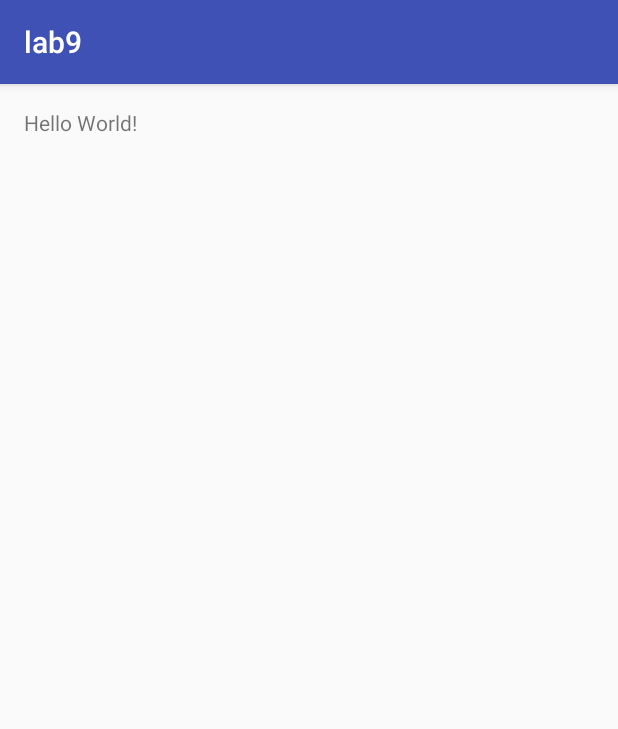
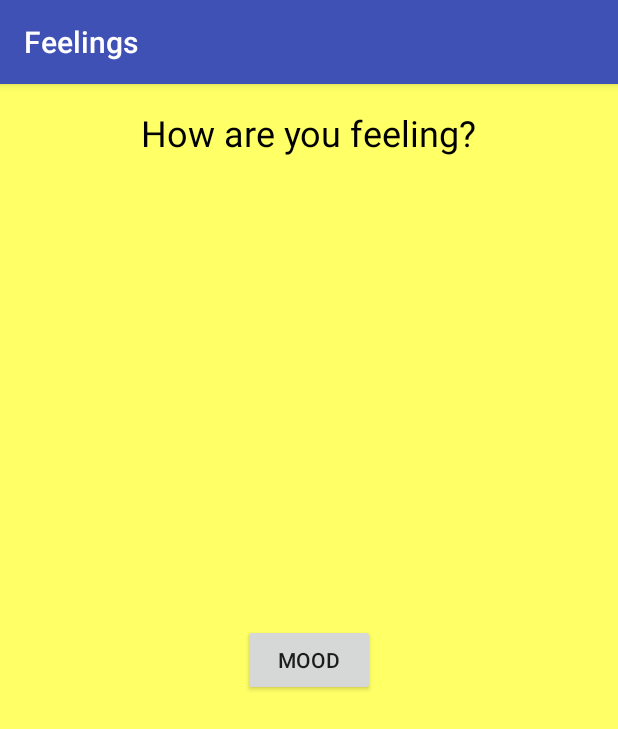
Before and after one commit to qubick/MAD2015, an Android app: the screen it shows after launch (MainActivity), on a phone screen of 412 x 824 dp. Shown: the top 729 px of the screen. Run offline under Robolectric (Android 15) with nearby library versions, the phone set to English and light mode, and no system bars.

Commit message:
textview conencted resource

```diff
--- a/lab9/app/src/main/java/com/example/jeeeunkim/lab9/MainActivity.java
+++ b/lab9/app/src/main/java/com/example/jeeeunkim/lab9/MainActivity.java
@@ -2,8 +2,16 @@ package com.example.jeeeunkim.lab9;
 
 import android.support.v7.app.AppCompatActivity;
 import android.os.Bundle;
+import android.view.View;
+import android.widget.TextView;
 
-public class MainActivity extends AppCompatActivity {
+public class MainActivity extends AppCompatActivity { //controller view in iOS
+    public void findMood(View view){
+        TextView feeling = (TextView)findViewById(R.id.feelingText);
+        feeling.setText("I'm in the mood to create Android apps!");
+
+
+    }
 
     @Override
     protected void onCreate(Bundle savedInstanceState) {
--- a/lab9/app/src/main/res/layout/activity_main.xml
+++ b/lab9/app/src/main/res/layout/activity_main.xml
@@ -5,8 +5,36 @@
     android:paddingRight="@dimen/activity_horizontal_margin"
     android:paddingTop="@dimen/activity_vertical_margin"
     android:paddingBottom="@dimen/activity_vertical_margin"
+    android:background="#FFFF66"
     tools:context=".MainActivity">
 
-    <TextView android:text="Hello World!" android:layout_width="wrap_content"
-        android:layout_height="wrap_content" />
+    <TextView android:text="@string/text_message"
+        android:layout_width="wrap_content"
+        android:layout_height="wrap_content"
+        android:textSize="24sp"
+        android:textColor="#000000"
+        android:layout_alignParentTop="true"
+        android:layout_centerHorizontal="true" />
+
+    <Button
+        android:layout_width="wrap_content"
+        android:layout_height="wrap_content"
+        android:text="@string/mood_button"
+        android:id="@+id/button"
+        android:onClick="findMood"
+        android:paddingTop="10dp"
+        android:paddingBottom="10dp"
+        android:paddingLeft="15dp"
+        android:paddingRight="15dp"
+        android:layout_centerVertical="true"
+        android:layout_centerHorizontal="true" />
+
+    <TextView
+        android:layout_width="wrap_content"
+        android:layout_height="wrap_content"
+        android:textAppearance="?android:attr/textAppearanceMedium"
+        android:text="@string/feeling"
+        android:id="@+id/feelingText"
+        android:layout_below="@+id/button"
+        android:layout_centerHorizontal="true" />
 </RelativeLayout>
--- a/lab9/app/src/main/res/values/strings.xml
+++ b/lab9/app/src/main/res/values/strings.xml
@@ -1,3 +1,6 @@
 <resources>
-    <string name="app_name">lab9</string>
+    <string name="app_name">Feelings</string>
+    <string name="text_message">How are you feeling?</string>
+    <string name="mood_button">Mood</string>
+    <string name="feeling"></string>
 </resources>
```
